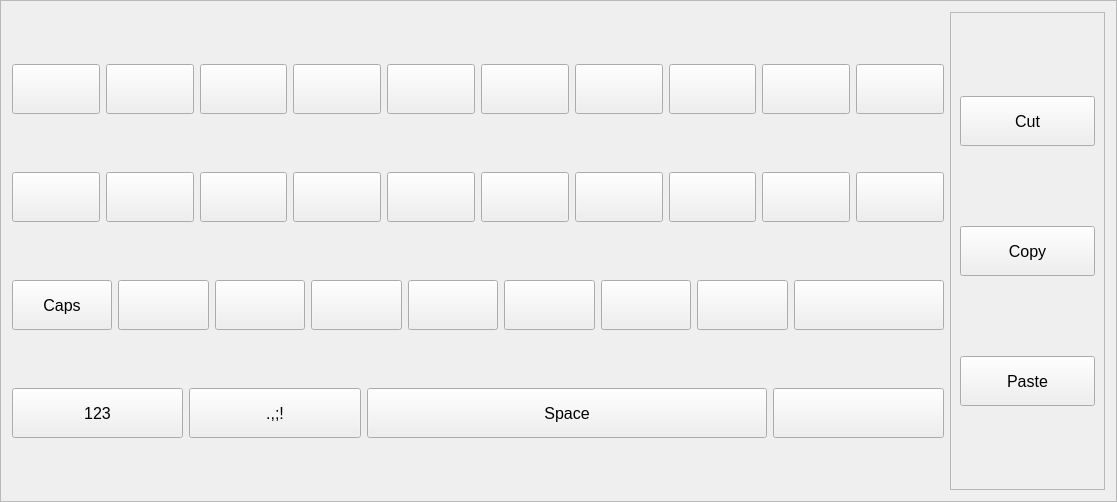
Qt form ui/VirtualKeyboard.ui (vaz-ar/VirtualKeyboard) before a commit.
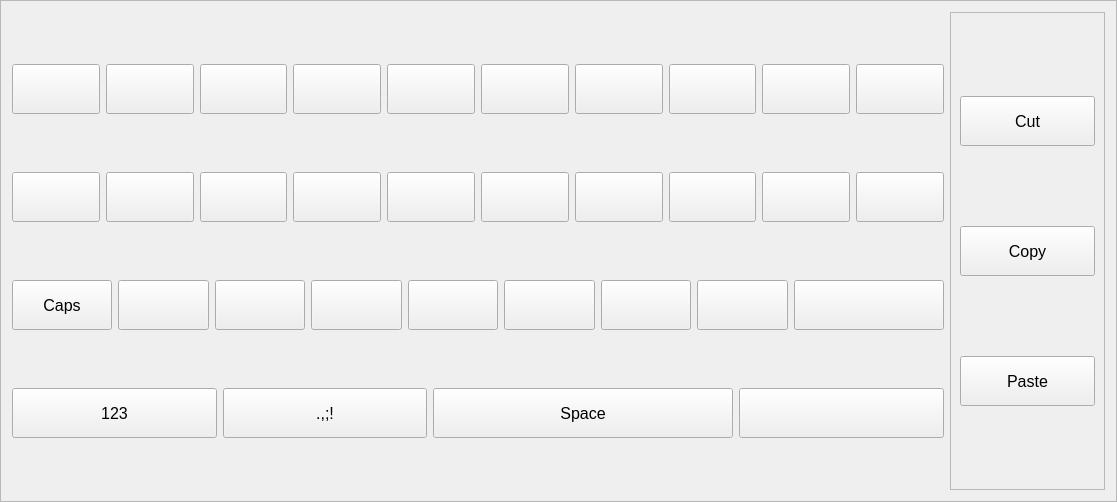
The same form after that commit. Icons and pictures are not drawn.

Commit message: [UPDATE] Space key size

The edit to the form file:
```diff
--- a/ui/VirtualKeyboard.ui
+++ b/ui/VirtualKeyboard.ui
@@ -701,7 +701,7 @@
         <widget class="QPushButton" name="pushButton_principalKey_space">
          <property name="minimumSize">
           <size>
-           <width>400</width>
+           <width>300</width>
            <height>50</height>
           </size>
          </property>
```
